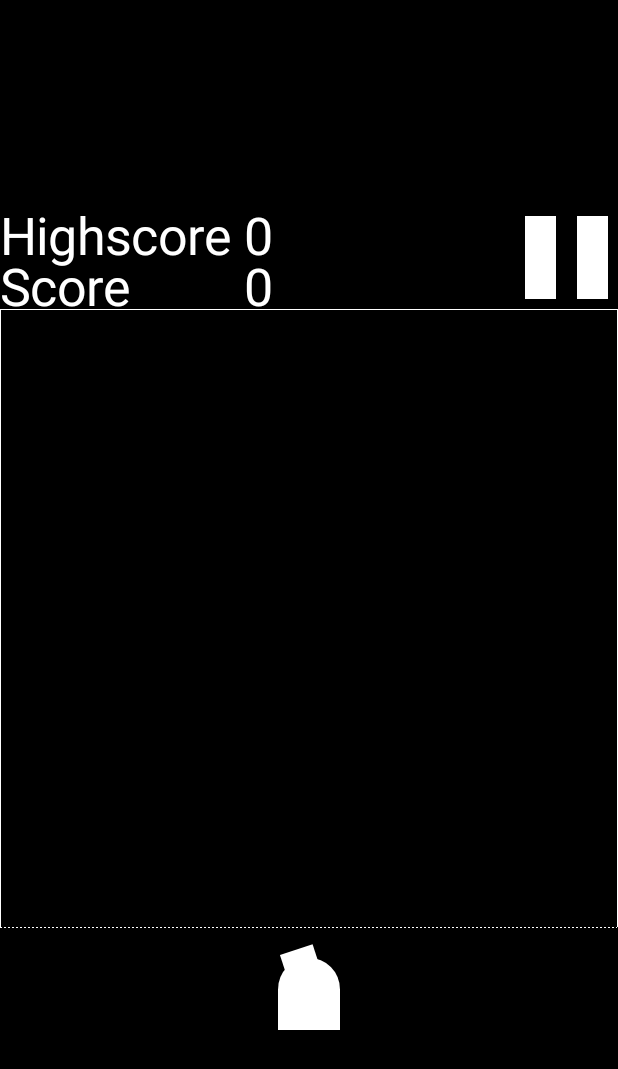
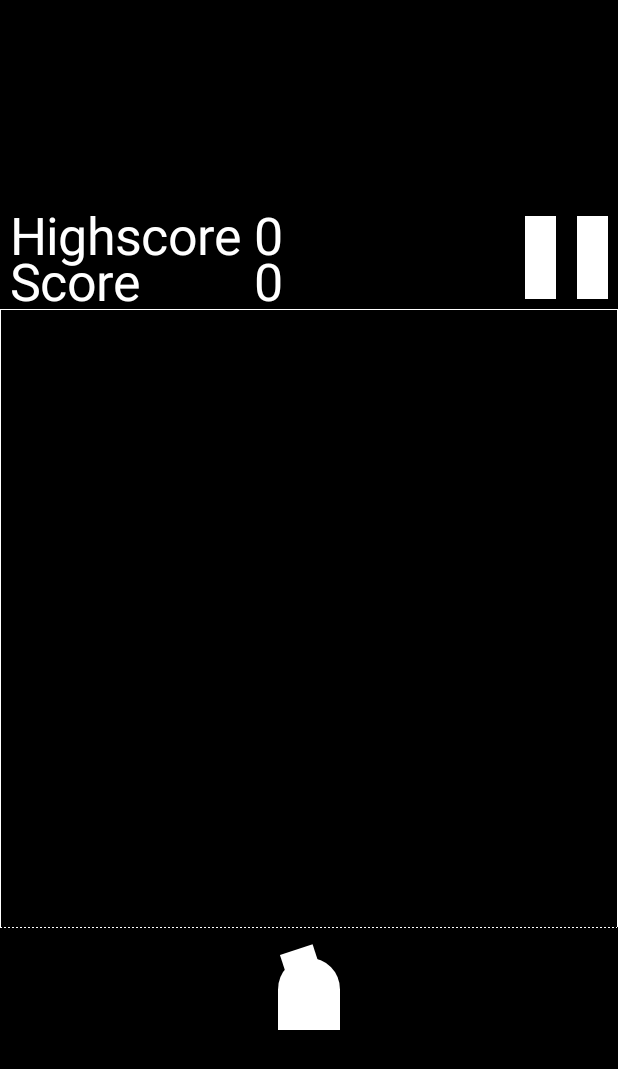
Before and after one commit to Sigill/dontyoufillit-android, an Android app: the GameActivity screen opened directly, with no data from a screen before it, on a phone screen of 412 x 824 dp. Shown: the top 1069 px of the screen. Run offline under Robolectric (Android 15) with nearby library versions, the phone set to English and light mode, and no system bars.

Commit message:
Fix score positionning

```diff
--- a/app/src/main/java/io/github/sigill/dontyoufillit/DontYouFillItView.java
+++ b/app/src/main/java/io/github/sigill/dontyoufillit/DontYouFillItView.java
@@ -219,12 +219,16 @@ public class DontYouFillItView extends View {
 
         mPaint.setAntiAlias(true);
 
-        canvas.drawText("Highscore", LEFT_BORDER, (float)(V_OFFSET + this.SCALE/12.0 - mFontMetric.descent), mPaint);
-        canvas.drawText("Score", LEFT_BORDER, (float)(V_OFFSET + this.SCALE/6.0 - mFontMetric.descent), mPaint);
+        float scoreOffset = mPaint.measureText("Highscore ");
+        float hOffset = LEFT_BORDER + this.SCALE / 60.0f;
+        float vOffset = (float)(V_OFFSET + this.SCALE / 12.0 - mFontMetric.descent);
 
-        float scoreOffset = mPaint.measureText("Highscore ");
-        canvas.drawText(String.valueOf(this.mHighScore), LEFT_BORDER + scoreOffset, (float)(V_OFFSET + this.SCALE/12.0 - mFontMetric.descent), mPaint);
-        canvas.drawText(String.valueOf(mGame.score), LEFT_BORDER + scoreOffset, (float)(V_OFFSET + this.SCALE/6.0 - mFontMetric.descent), mPaint);
+        canvas.drawText("Highscore", hOffset, vOffset, mPaint);
+        canvas.drawText(String.valueOf(this.mHighScore), hOffset + scoreOffset, vOffset, mPaint);
+
+        vOffset = (float)(V_OFFSET + 0.95 * this.SCALE / 6.0 - mFontMetric.descent);
+        canvas.drawText("Score", hOffset, vOffset, mPaint);
+        canvas.drawText(String.valueOf(mGame.score), hOffset + scoreOffset, vOffset, mPaint);
     }
 
     private void draw(Cannon cannon, Canvas canvas) {
```
